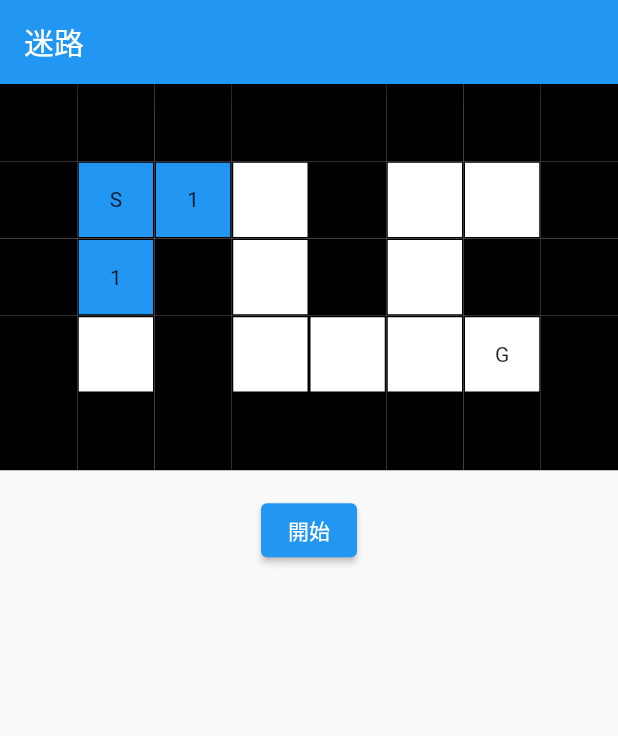
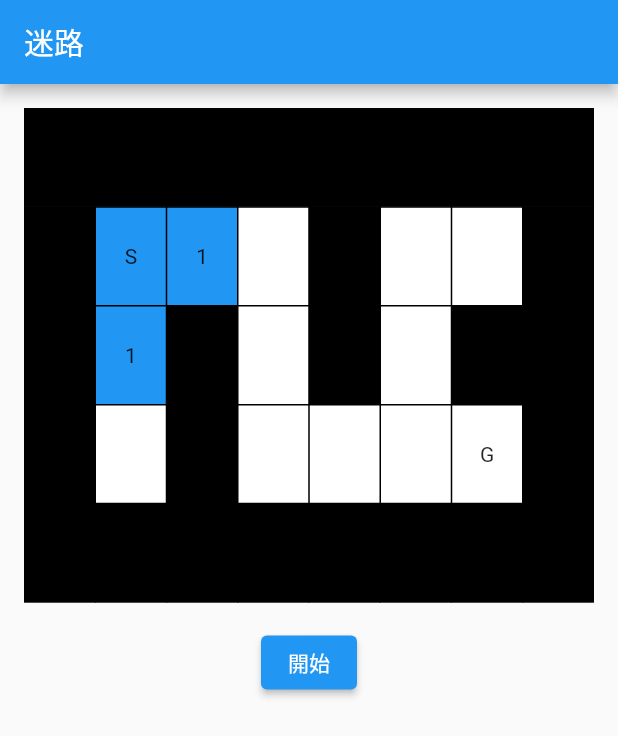
Before and after one commit to seiyu-nico/flutter-bfs, a Flutter app: the screen it shows after launch, after a tap on "開始", on a phone screen of 412 x 824 dp. Shown: the top 736 px of the screen. Run offline on Flutter 3.47's test engine with Material 2 defaults, Android fonts, the phone set to English and light mode, and no system bars.

Commit message:
マスの表示の仕方を修正

```diff
--- a/lib/main.dart
+++ b/lib/main.dart
@@ -1,6 +1,6 @@
 // Dart imports:
 import 'dart:collection';
-import 'dart:convert';
+import 'dart:math' as math;
 
 // Flutter imports:
 import 'package:flutter/material.dart';
@@ -50,38 +50,38 @@ class _MyHomePageState extends State<MyHomePage> {
 
   @override
   Widget build(BuildContext context) {
+    double cellSize = getCellSize();
+
     return Scaffold(
       appBar: AppBar(
         title: const Text("迷路"),
       ),
       body: SingleChildScrollView(
+        child: Padding(
+          padding: const EdgeInsets.all(16.0),
           child: Column(
             children: [
               Center(
-              child: SizedBox(
-                width: 1000,
-                child: GridView.count(
-                  physics: const NeverScrollableScrollPhysics(),
-                  shrinkWrap: true,
-                  crossAxisCount: maze[0].length, // グリッドの列数
-                  children:
-                      List.generate(maze.length * maze[0].length, // グリッドのセル数
-                          (index) {
-                    int x = index ~/ maze[0].length;
-                    int y = index % maze[0].length;
-                    return Container(
+                child: Table(
+                    defaultVerticalAlignment: TableCellVerticalAlignment.middle,
+                    border: TableBorder.all(),
+                    children: maze
+                        .map((line) => TableRow(
+                              children: line
+                                  .map(
+                                    (Cell cell) => Container(
+                                      height: cellSize,
+                                      width: cellSize,
                                       decoration: BoxDecoration(
-                        color: maze[x][y].getColor(),
-                        border: Border.all(
-                          color: Colors.black,
-                          width: 1,
+                                        color: cell.getColor(),
                                       ),
+                                      child:
+                                          Center(child: Text(cell.getText())),
                                     ),
-                      child: Center(child: Text(maze[x][y].getText())),
-                    );
-                  }),
-                ),
-              ),
+                                  )
+                                  .toList(),
+                            ))
+                        .toList()),
               ),
               const SizedBox(
                 height: 16,
@@ -91,10 +91,11 @@ class _MyHomePageState extends State<MyHomePage> {
             ],
           ),
         ),
+      ),
     );
   }
 
-  Future<List<Cell>?> breadthFirstSearch() async {
+  Future<void> breadthFirstSearch() async {
     var queue = Queue<Cell>();
     List<Cell> visited = [];
     Cell current = start;
@@ -144,7 +145,7 @@ class _MyHomePageState extends State<MyHomePage> {
 
     if (goal.parent == null) {
       // ゴールに到達できない場合
-      return null;
+      return;
     }
 
     // ここから戻るように色を塗る
@@ -164,4 +165,13 @@ class _MyHomePageState extends State<MyHomePage> {
       start.shortest = true;
     });
   }
+
+  double getCellSize() {
+    double deviceWidth = MediaQuery.of(context).size.width * 0.8;
+    double deviceHeight = MediaQuery.of(context).size.height * 0.8;
+    double cellWidth = deviceWidth / maze.length;
+    double cellHeight = deviceHeight / maze.length;
+
+    return math.min(cellWidth, cellHeight);
   }
+}
```
Lines whose indentation alone changed are shown as unchanged.
